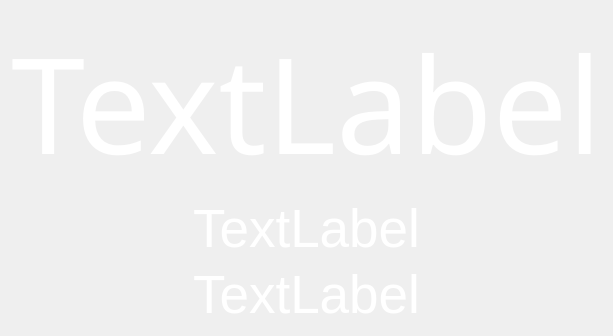
First picture: the form in mainwindow.ui, repository dgow/PiClock, before the edit.
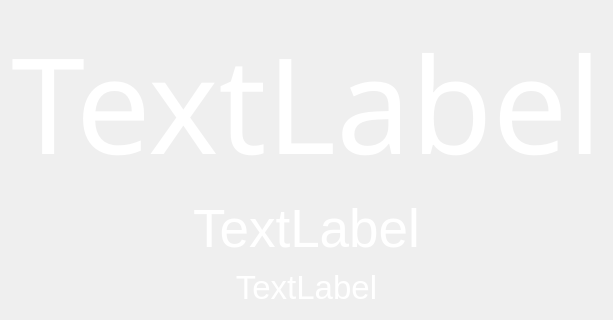
Second picture: the form after the edit.

Patch:
```diff
--- a/mainwindow.ui
+++ b/mainwindow.ui
@@ -164,7 +164,7 @@
       </property>
       <property name="font">
        <font>
-        <pointsize>40</pointsize>
+        <pointsize>25</pointsize>
        </font>
       </property>
       <property name="text">
```
